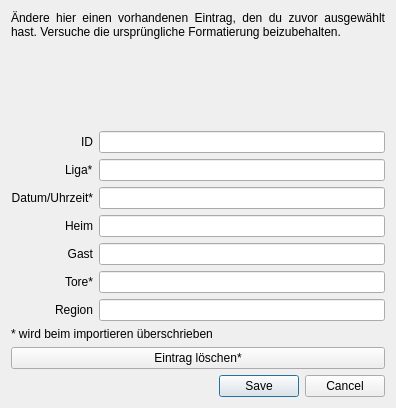
First picture: the form in bin/edit.ui, repository fupa/FuME, before the edit.
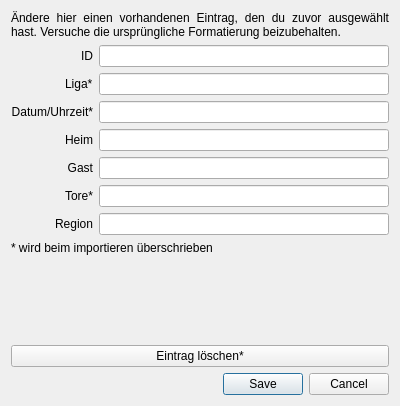
Second picture: the form after the edit.

Diff of the .ui file:
```diff
--- a/bin/edit.ui
+++ b/bin/edit.ui
@@ -6,84 +6,18 @@
    <rect>
     <x>0</x>
     <y>0</y>
-    <width>396</width>
-    <height>408</height>
+    <width>400</width>
+    <height>406</height>
    </rect>
   </property>
   <property name="windowTitle">
    <string>Eintrag bearbeiten</string>
   </property>
   <layout class="QGridLayout" name="gridLayout">
-   <item row="10" column="0" colspan="2">
-    <widget class="QPushButton" name="pushButton">
-     <property name="text">
-      <string>Eintrag löschen*</string>
-     </property>
-    </widget>
-   </item>
-   <item row="1" column="0">
-    <spacer name="verticalSpacer">
-     <property name="orientation">
-      <enum>Qt::Vertical</enum>
-     </property>
-     <property name="sizeHint" stdset="0">
-      <size>
-       <width>20</width>
-       <height>40</height>
-      </size>
-     </property>
-    </spacer>
-   </item>
-   <item row="5" column="0">
-    <widget class="QLabel" name="label_5">
-     <property name="text">
-      <string>Heim</string>
-     </property>
-     <property name="alignment">
-      <set>Qt::AlignRight|Qt::AlignTrailing|Qt::AlignVCenter</set>
-     </property>
-    </widget>
-   </item>
-   <item row="8" column="0">
-    <widget class="QLabel" name="label_8">
-     <property name="text">
-      <string>Region</string>
-     </property>
-     <property name="alignment">
-      <set>Qt::AlignRight|Qt::AlignTrailing|Qt::AlignVCenter</set>
-     </property>
-    </widget>
-   </item>
-   <item row="6" column="0">
-    <widget class="QLabel" name="label_6">
-     <property name="text">
-      <string>Gast</string>
-     </property>
-     <property name="alignment">
-      <set>Qt::AlignRight|Qt::AlignTrailing|Qt::AlignVCenter</set>
-     </property>
-    </widget>
-   </item>
-   <item row="3" column="1">
-    <widget class="QLineEdit" name="lineEdit_2"/>
-   </item>
-   <item row="11" column="1">
-    <widget class="QDialogButtonBox" name="buttonBox">
-     <property name="orientation">
-      <enum>Qt::Horizontal</enum>
-     </property>
-     <property name="standardButtons">
-      <set>QDialogButtonBox::Cancel|QDialogButtonBox::Save</set>
-     </property>
-    </widget>
-   </item>
    <item row="7" column="1">
-    <widget class="QLineEdit" name="lineEdit_6"/>
+    <widget class="QLineEdit" name="lineEdit_7"/>
    </item>
-   <item row="2" column="1">
-    <widget class="QLineEdit" name="lineEdit"/>
-   </item>
-   <item row="6" column="1">
+   <item row="5" column="1">
     <widget class="QLineEdit" name="lineEdit_5"/>
    </item>
    <item row="0" column="0" colspan="2">
@@ -102,20 +36,17 @@
      </property>
     </widget>
    </item>
-   <item row="8" column="1">
-    <widget class="QLineEdit" name="lineEdit_7"/>
+   <item row="4" column="1">
+    <widget class="QLineEdit" name="lineEdit_4"/>
    </item>
-   <item row="3" column="0" alignment="Qt::AlignRight">
+   <item row="2" column="0" alignment="Qt::AlignRight">
     <widget class="QLabel" name="label_3">
      <property name="text">
       <string>Liga*</string>
      </property>
     </widget>
    </item>
-   <item row="5" column="1">
-    <widget class="QLineEdit" name="lineEdit_4"/>
-   </item>
-   <item row="2" column="0">
+   <item row="1" column="0">
     <widget class="QLabel" name="label_2">
      <property name="text">
       <string>ID</string>
@@ -125,7 +56,7 @@
      </property>
     </widget>
    </item>
-   <item row="7" column="0">
+   <item row="6" column="0">
     <widget class="QLabel" name="label_7">
      <property name="text">
       <string>Tore*</string>
@@ -135,7 +66,7 @@
      </property>
     </widget>
    </item>
-   <item row="4" column="0">
+   <item row="3" column="0">
     <widget class="QLabel" name="label_4">
      <property name="text">
       <string>Datum/Uhrzeit*</string>
@@ -145,16 +76,85 @@
      </property>
     </widget>
    </item>
-   <item row="4" column="1">
+   <item row="3" column="1">
     <widget class="QLineEdit" name="lineEdit_3"/>
    </item>
-   <item row="9" column="0" colspan="2">
+   <item row="8" column="0" colspan="2">
     <widget class="QLabel" name="label_9">
      <property name="text">
       <string>* wird beim importieren überschrieben</string>
      </property>
     </widget>
    </item>
+   <item row="5" column="0">
+    <widget class="QLabel" name="label_6">
+     <property name="text">
+      <string>Gast</string>
+     </property>
+     <property name="alignment">
+      <set>Qt::AlignRight|Qt::AlignTrailing|Qt::AlignVCenter</set>
+     </property>
+    </widget>
+   </item>
+   <item row="7" column="0">
+    <widget class="QLabel" name="label_8">
+     <property name="text">
+      <string>Region</string>
+     </property>
+     <property name="alignment">
+      <set>Qt::AlignRight|Qt::AlignTrailing|Qt::AlignVCenter</set>
+     </property>
+    </widget>
+   </item>
+   <item row="4" column="0">
+    <widget class="QLabel" name="label_5">
+     <property name="text">
+      <string>Heim</string>
+     </property>
+     <property name="alignment">
+      <set>Qt::AlignRight|Qt::AlignTrailing|Qt::AlignVCenter</set>
+     </property>
+    </widget>
+   </item>
+   <item row="10" column="0" colspan="2">
+    <widget class="QPushButton" name="pushButton">
+     <property name="text">
+      <string>Eintrag löschen*</string>
+     </property>
+    </widget>
+   </item>
+   <item row="2" column="1">
+    <widget class="QLineEdit" name="lineEdit_2"/>
+   </item>
+   <item row="11" column="1">
+    <widget class="QDialogButtonBox" name="buttonBox">
+     <property name="orientation">
+      <enum>Qt::Horizontal</enum>
+     </property>
+     <property name="standardButtons">
+      <set>QDialogButtonBox::Cancel|QDialogButtonBox::Save</set>
+     </property>
+    </widget>
+   </item>
+   <item row="6" column="1">
+    <widget class="QLineEdit" name="lineEdit_6"/>
+   </item>
+   <item row="1" column="1">
+    <widget class="QLineEdit" name="lineEdit"/>
+   </item>
+   <item row="9" column="0">
+    <spacer name="verticalSpacer">
+     <property name="orientation">
+      <enum>Qt::Vertical</enum>
+     </property>
+     <property name="sizeHint" stdset="0">
+      <size>
+       <width>20</width>
+       <height>40</height>
+      </size>
+     </property>
+    </spacer>
+   </item>
   </layout>
  </widget>
  <resources/>
```
